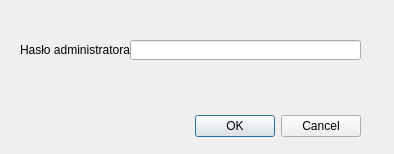
Qt form AdminLoginDialog.ui (byebye/TimeGuard) before a commit.
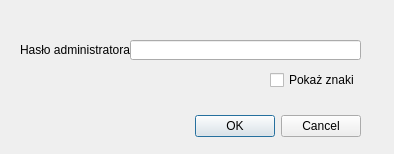
The same form after that commit.

Commit message: Add 'show characters' option when typing admin's password

Diff of the .ui file:
```diff
--- a/AdminLoginDialog.ui
+++ b/AdminLoginDialog.ui
@@ -51,6 +51,22 @@
      <height>20</height>
     </rect>
    </property>
+   <property name="echoMode">
+    <enum>QLineEdit::Password</enum>
+   </property>
+  </widget>
+  <widget class="QCheckBox" name="showCharsCheckBox">
+   <property name="geometry">
+    <rect>
+     <x>270</x>
+     <y>70</y>
+     <width>91</width>
+     <height>20</height>
+    </rect>
+   </property>
+   <property name="text">
+    <string>Pokaż znaki</string>
+   </property>
   </widget>
  </widget>
  <resources/>
```
The commit also changes 2 other files.
